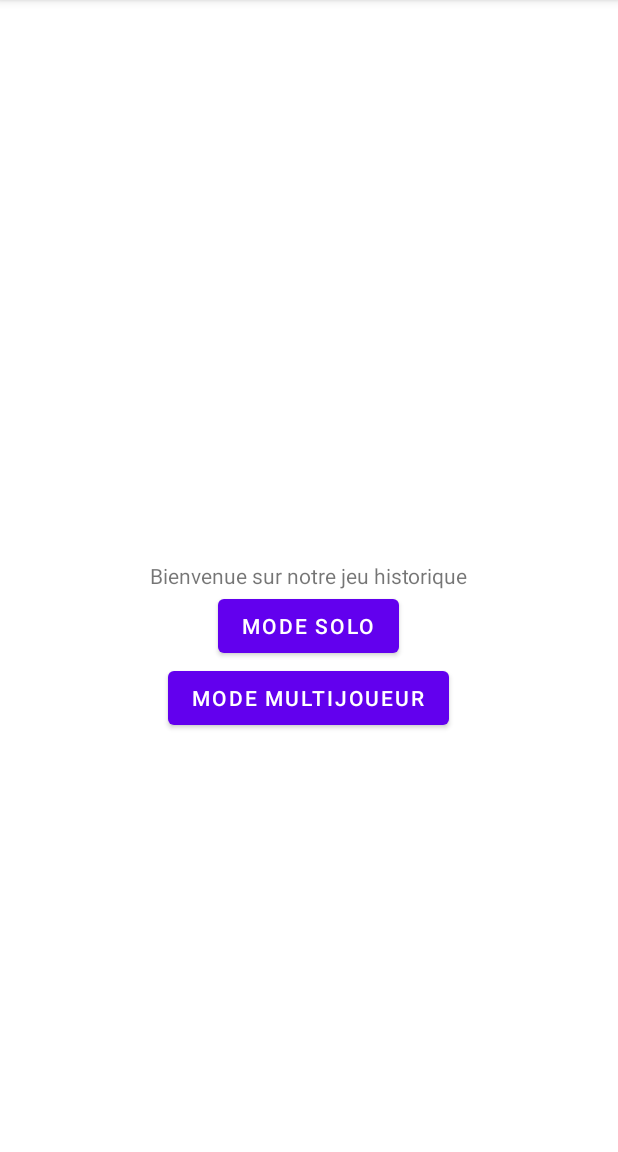
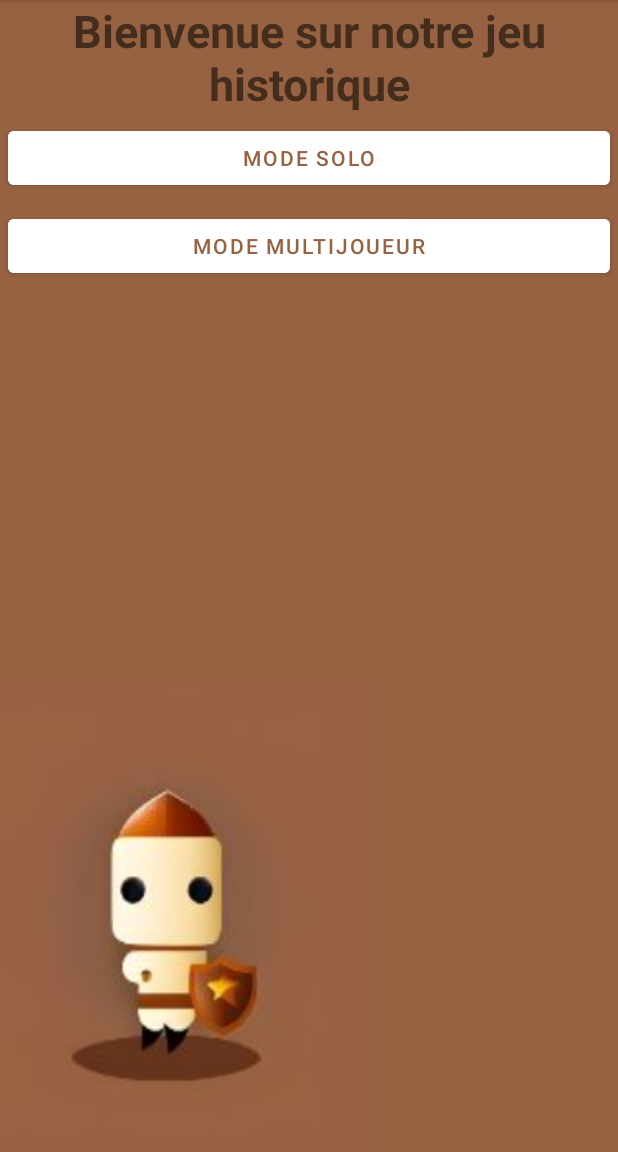
Before and after one commit to AlbinSene/AndroidGames, an Android app: the screen it shows after launch (Menu), on a phone screen of 412 x 824 dp, the part 84-1236 px from its top. Run offline under Robolectric (Android 15) with nearby library versions, the phone set to English and light mode, and no system bars.

Commit message:
ajout design

```diff
--- a/app/src/main/res/layout/activity_mega_ball.xml
+++ b/app/src/main/res/layout/activity_mega_ball.xml
@@ -4,7 +4,7 @@
     xmlns:tools="http://schemas.android.com/tools"
     android:layout_width="match_parent"
     android:layout_height="match_parent"
-    android:background="#CF8D2C"
+    android:background="#976242"
     tools:context=".MegaBall">
 
     <view
--- a/app/src/main/res/layout/activity_menu.xml
+++ b/app/src/main/res/layout/activity_menu.xml
@@ -1,41 +1,49 @@
 <?xml version="1.0" encoding="utf-8"?>
 <RelativeLayout xmlns:android="http://schemas.android.com/apk/res/android"
+    xmlns:app="http://schemas.android.com/apk/res-auto"
     android:layout_width="match_parent"
     android:layout_height="match_parent"
-    android:orientation="vertical"
+    android:background="@drawable/homepage"
     android:layout_below="@id/label">
+
 
 
     <TextView android:id="@+id/label"
         android:layout_width="wrap_content"
         android:layout_height="wrap_content"
+        android:textStyle="bold"
+        android:textSize="30dp"
+        android:gravity="center"
         android:text="Bienvenue sur notre jeu historique"
-        android:layout_centerHorizontal = "true"
+        android:layout_centerHorizontal="true"/>
 
-        android:layout_centerVertical = "true"/>
-
-    <RelativeLayout
+    <LinearLayout
         android:layout_width="match_parent"
-        android:layout_height="518dp"
+        android:layout_height="wrap_content"
         android:orientation="vertical"
-        android:layout_centerHorizontal = "true"
+        android:layout_centerVertical="true"
+        android:layout_centerInParent="true"
         android:layout_below="@id/label">
 
         <Button
             android:id="@+id/buttonsolo"
-            android:layout_width="wrap_content"
+            android:layout_width="match_parent"
             android:layout_height="wrap_content"
-            android:layout_centerHorizontal = "true"
             android:text="Mode solo"
-            android:onClick="startGameModeSolo" />
+            android:onClick="startGameModeSolo"
+            android:backgroundTint="@color/white"
+            android:textColor="#976242"
+            android:layout_margin="5dp"/>
 
         <Button
             android:id="@+id/buttonmulti"
-            android:layout_width="wrap_content"
+            android:layout_width="match_parent"
             android:layout_height="wrap_content"
-            android:layout_below="@id/buttonsolo"
-            android:layout_centerHorizontal = "true"
             android:text="Mode multijoueur"
-            android:onClick="startWifip2p"/>
-    </RelativeLayout>
+            android:onClick="startWifip2p"
+            android:backgroundTint="@color/white"
+            android:textColor="#976242"
+            android:layout_margin="5dp"/>
+    </LinearLayout>
+
 </RelativeLayout>
--- a/app/src/main/res/layout/activity_questionnaire.xml
+++ b/app/src/main/res/layout/activity_questionnaire.xml
@@ -4,7 +4,7 @@
     xmlns:tools="http://schemas.android.com/tools"
     android:layout_width="match_parent"
     android:layout_height="match_parent"
-    android:background="#CF8D2C"
+    android:background="#976242"
     android:padding="24dp"
     tools:context=".Questionnaire">
 
@@ -12,6 +12,7 @@
         android:layout_width="wrap_content"
         android:layout_height="wrap_content"
         android:id="@+id/total_question"
+        android:textStyle="bold"
         android:text="Total Questions "
         android:textColor="@color/black"
         android:layout_centerHorizontal="true"
--- a/app/src/main/res/values/themes.xml
+++ b/app/src/main/res/values/themes.xml
@@ -6,8 +6,8 @@
         <item name="colorPrimaryVariant">@color/purple_700</item>
         <item name="colorOnPrimary">@color/white</item>
         <!-- Secondary brand color. -->
-        <item name="colorSecondary">#CF8D2C</item>
-        <item name="colorSecondaryVariant">@color/teal_700</item>
+        <item name="colorSecondary">#976242</item>
+        <item name="colorSecondaryVariant">#A84900</item>
         <item name="colorOnSecondary">@color/black</item>
         <!-- Status bar color. -->
         <item name="android:statusBarColor">?attr/colorPrimaryVariant</item>
```
Also changed, not shown: app/src/main/res/layout/activity_gamemode.xml (+15 -5 lines), app/src/main/res/drawable/homepage.JPG (added).
